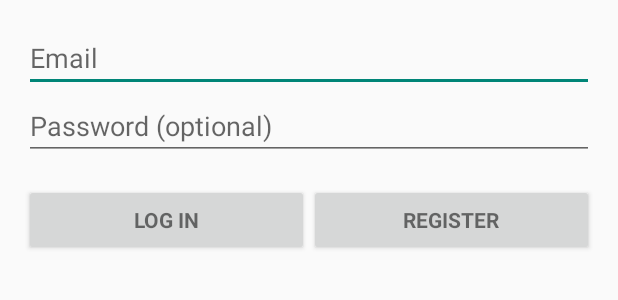
After one commit to aarondancer/FenceHouston, an Android app: the layout activity_login.xml on its own in the app's theme, with its tools: preview values and no code run, on a phone screen of 412 x 824 dp. The commit adds this screen. Shown: the top 300 px of the screen. Run offline under Robolectric (Android 15) with nearby library versions, the phone set to English and light mode, and no system bars.

Commit message:
Added login/register view

```diff
--- a/app/build.gradle
+++ b/app/build.gradle
@@ -21,8 +21,8 @@ android {
 
 dependencies {
     compile fileTree(dir: 'libs', include: ['*.jar'])
+    compile fileTree(dir: 'libs', include: 'Parse-*.jar')
     compile 'com.android.support:appcompat-v7:22.1.1'
     compile 'com.google.android.gms:play-services:7.3.0'
     compile 'com.parse.bolts:bolts-android:1.+'
-    compile fileTree(dir: 'libs', include: 'Parse-*.jar')
 }
--- /dev/null
+++ b/app/src/main/res/layout/activity_login.xml
@@ -0,0 +1,53 @@
+<LinearLayout xmlns:android="http://schemas.android.com/apk/res/android"
+    xmlns:tools="http://schemas.android.com/tools" android:layout_width="match_parent"
+    android:layout_height="match_parent" android:gravity="center_horizontal"
+    android:orientation="vertical" android:paddingBottom="@dimen/activity_vertical_margin"
+    android:paddingLeft="@dimen/activity_horizontal_margin"
+    android:paddingRight="@dimen/activity_horizontal_margin"
+    android:paddingTop="@dimen/activity_vertical_margin"
+    tools:context="hackhou.fencehouston.fencehouston.LoginActivity">
+
+    <!-- Login progress -->
+    <ProgressBar android:id="@+id/login_progress" style="?android:attr/progressBarStyleLarge"
+        android:layout_width="wrap_content" android:layout_height="wrap_content"
+        android:layout_marginBottom="8dp" android:visibility="gone" />
+
+    <ScrollView android:id="@+id/login_form" android:layout_width="match_parent"
+        android:layout_height="match_parent">
+
+        <LinearLayout android:id="@+id/email_login_form" android:layout_width="match_parent"
+            android:layout_height="wrap_content" android:orientation="vertical">
+
+            <AutoCompleteTextView android:id="@+id/email" android:layout_width="match_parent"
+                android:layout_height="wrap_content" android:hint="@string/prompt_email"
+                android:inputType="textEmailAddress" android:maxLines="1"
+                android:singleLine="true" />
+
+            <EditText android:id="@+id/password" android:layout_width="match_parent"
+                android:layout_height="wrap_content" android:hint="@string/prompt_password"
+                android:imeActionId="@+id/login"
+                android:imeActionLabel="@string/action_sign_in_short"
+                android:imeOptions="actionUnspecified" android:inputType="textPassword"
+                android:maxLines="1" android:singleLine="true" />
+            <LinearLayout
+                xmlns:android="http://schemas.android.com/apk/res/android"
+                android:layout_height="wrap_content"
+                android:layout_width="fill_parent"
+                android:orientation="horizontal"
+                android:weightSum="1.0">
+                <Button android:id="@+id/email_sign_in_button" style="?android:textAppearanceSmall"
+                    android:layout_height="wrap_content"
+                    android:layout_marginTop="16dp" android:text="Log In"
+                    android:textStyle="bold" android:layout_weight=".5"
+                    android:layout_width="0dip"/>
+                <Button android:id="@+id/email_sign_up_button" style="?android:textAppearanceSmall"
+                    android:layout_height="wrap_content"
+                    android:layout_marginTop="16dp" android:text="Register"
+                    android:textStyle="bold" android:layout_weight=".5"
+                    android:layout_width="0dip"/>
+            </LinearLayout>
+
+        </LinearLayout>
+    </ScrollView>
+
+</LinearLayout>
--- a/app/src/main/res/layout/activity_main.xml
+++ b/app/src/main/res/layout/activity_main.xml
@@ -24,4 +24,9 @@
         android:layout_height="wrap_content"
         android:text="@string/map" />
 
+    <Button android:id="@+id/loginBtn"
+        android:layout_width="fill_parent"
+        android:layout_height="wrap_content"
+        android:text="@string/loginregister" />
+
 </LinearLayout>
--- a/app/src/main/res/values/strings.xml
+++ b/app/src/main/res/values/strings.xml
@@ -15,4 +15,5 @@
     <string name="navigation_drawer_open" />
     <string name="navigation_drawer_close" />
     <string name="title_activity_maps">Map</string>
+    <string name="loginregister">Login / Register</string>
 </resources>
--- /dev/null
+++ b/app/src/main/res/values/strings_activity_login.xml
@@ -0,0 +1,14 @@
+<resources>
+    <string name="title_activity_login">Sign in</string>
+
+    <!-- Strings related to login -->
+    <string name="prompt_email">Email</string>
+    <string name="prompt_password">Password (optional)</string>
+    <string name="action_sign_in">Sign in or register</string>
+    <string name="action_sign_in_short">Sign in</string>
+
+    <string name="error_invalid_email">This email address is invalid</string>
+    <string name="error_invalid_password">This password is too short</string>
+    <string name="error_incorrect_password">This password is incorrect</string>
+    <string name="error_field_required">This field is required</string>
+</resources>
```
Also changed, not shown: app/src/main/AndroidManifest.xml (+14 -5 lines), app/src/main/java/hackhou/fencehouston/fencehouston/LoginActivity.java (added, +302 -0 lines), app/src/main/java/hackhou/fencehouston/fencehouston/MainActivity.java (+9 -0 lines).
